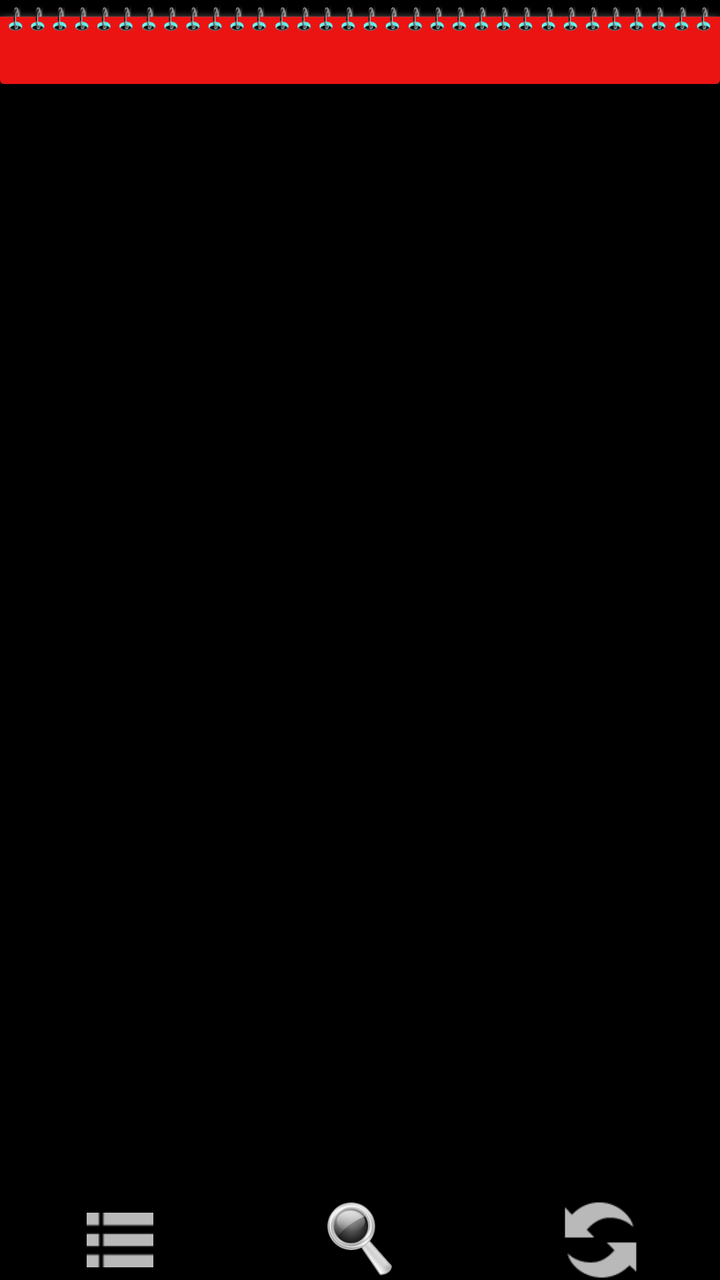
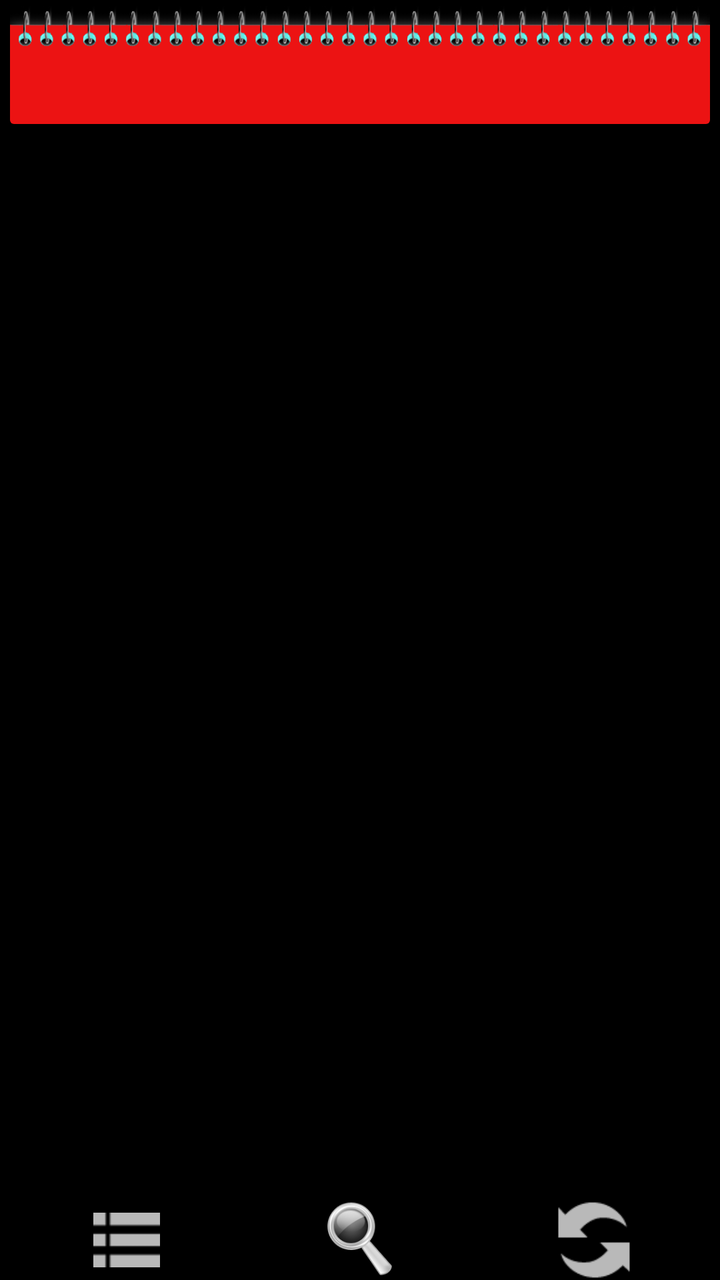

Compare the two renders of this Android layout. The source of the first and the diff that turns it into the second are given below.
<!-- AndroidManifest.xml: application theme MyDarkTheme -->
<!-- res/layout/calendar.xml -->
<?xml version="1.0" encoding="utf-8" ?>
<RelativeLayout xmlns:android="http://schemas.android.com/apk/res/android"
    android:layout_width="fill_parent"
    android:layout_height="fill_parent">

    <android.support.v7.widget.Toolbar
        android:id="@+id/toolbar"
        android:layout_width="match_parent"
        android:layout_height="wrap_content"
        android:minHeight="?attr/actionBarSize"
        android:theme="?attr/actionBarTheme" />

    <ImageView
        android:id="@+id/calendar_header"
        android:layout_width="match_parent"
        android:layout_height="20dp"
        android:layout_alignParentTop="true"
        android:scaleType="fitXY"
        android:src="@mipmap/calendar_head" />

    <TextView
        android:id="@+id/month"
        android:layout_width="match_parent"
        android:layout_height="wrap_content"
        android:layout_below="@+id/calendar_header"
        android:height="20dp"
        android:background="#ec1313"
        android:gravity="center" />

    <LinearLayout
        android:layout_width="match_parent"
        android:layout_height="wrap_content"
        android:layout_below="@+id/month"
        android:background="@drawable/round_from_top"
        android:paddingLeft="2dp"
        android:paddingRight="2dp"
        android:paddingBottom="2dp">

        <GridView
            android:id="@+id/days"
            android:layout_width="wrap_content"
            android:layout_height="wrap_content"
            android:background="@color/ap_black"
            android:columnWidth="43dp"
            android:gravity="center"
            android:horizontalSpacing="2dp"
            android:listSelector="@android:color/transparent"
            android:numColumns="7"
            android:stretchMode="none"
            android:verticalSpacing="2dp" />
    </LinearLayout>

    <RelativeLayout xmlns:android="http://schemas.android.com/apk/res/android"
        android:id="@+id/progress"
        android:layout_width="wrap_content"
        android:layout_height="wrap_content"
        android:layout_centerInParent="true"
        android:padding="50dp"
        android:visibility="gone">

        <TextView
            android:id="@+id/btnProcessing"
            android:layout_width="wrap_content"
            android:layout_height="wrap_content"
            android:layout_centerInParent="true"
            android:minHeight="50dp"
            android:text="Processing..." />

        <ProgressBar
            android:id="@+id/progressBar"
            style="?android:attr/progressBarStyleHorizontal"
            android:layout_width="wrap_content"
            android:layout_height="wrap_content"
            android:layout_below="@+id/btnProcessing"
            android:layout_weight="1"
            android:alpha="0.7"
            android:indeterminate="false"
            android:max="100"
            android:minWidth="150dp"
            android:minHeight="50dp"
            android:progress="0" />
    </RelativeLayout>

    <LinearLayout
        android:layout_width="match_parent"
        android:layout_height="45dp"
        android:layout_alignParentBottom="true"
        android:gravity="bottom"
        android:orientation="horizontal">

        <ImageButton
            android:id="@+id/but_list"
            android:layout_width="fill_parent"
            android:layout_height="40dp"
            android:layout_weight="1"
            android:background="#000000"
            android:scaleType="centerInside"
            android:src="@mipmap/list" />

        <ImageButton
            android:id="@+id/but_search"
            android:layout_width="fill_parent"
            android:layout_height="40dp"
            android:layout_weight="1"
            android:background="#000000"
            android:scaleType="centerInside"
            android:src="@mipmap/search" />










        <ImageButton
            android:id="@+id/but_reload"
            android:layout_width="fill_parent"
            android:layout_height="40dp"
            android:layout_weight="1"
            android:background="#000000"
            android:scaleType="centerInside"
            android:src="@mipmap/reload" />
    </LinearLayout>
</RelativeLayout>
<!-- resources referenced by this layout -->
<resources>
  <!-- drawable round_from_top (drawable) -->
  <?xml version="1.0" encoding="utf-8"?>
  <shape xmlns:android="http://schemas.android.com/apk/res/android"
      android:shape="rectangle">
      <solid android:color="#ec1313" />
      <corners
          android:bottomLeftRadius="5dp"
          android:bottomRightRadius="5dp" />
  </shape>
  <!-- mipmap calendar_head: png bitmap (mipmap-hdpi, 13537 bytes) -->
  <!-- mipmap list: png bitmap (mipmap-hdpi, 406 bytes) -->
  <!-- mipmap reload: png bitmap (mipmap-hdpi, 1004 bytes) -->
  <!-- mipmap search: png bitmap (mipmap-hdpi, 16113 bytes) -->
  <style name="MyDarkTheme" parent="Theme.AppCompat">
          <item name="android:background">@color/colorBackground</item>
      </style>
  <color name="colorBackground">#000000</color>
</resources>

<!-- the commit's change to res/layout/calendar.xml (unified diff, before → after) -->
@@ -1,7 +1,9 @@
 <?xml version="1.0" encoding="utf-8" ?>
 <RelativeLayout xmlns:android="http://schemas.android.com/apk/res/android"
-    android:layout_width="fill_parent"
-    android:layout_height="fill_parent">
+    android:layout_width="match_parent"
+    android:layout_height="match_parent"
+    android:paddingStart="5dp"
+    android:paddingEnd="5dp">
 
     <android.support.v7.widget.Toolbar
         android:id="@+id/toolbar"
@@ -13,7 +15,7 @@
     <ImageView
         android:id="@+id/calendar_header"
         android:layout_width="match_parent"
-        android:layout_height="20dp"
+        android:layout_height="30dp"
         android:layout_alignParentTop="true"
         android:scaleType="fitXY"
         android:src="@mipmap/calendar_head" />
@@ -23,7 +25,7 @@
         android:layout_width="match_parent"
         android:layout_height="wrap_content"
         android:layout_below="@+id/calendar_header"
-        android:height="20dp"
+        android:height="30dp"
         android:background="#ec1313"
         android:gravity="center" />
 
